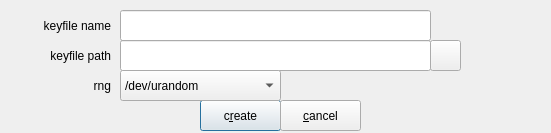
This is zuluCrypt-gui/createkeyfile.ui in mhogomchungu/zuluCrypt as Qt 5 draws it before an edit. The edited form follows.
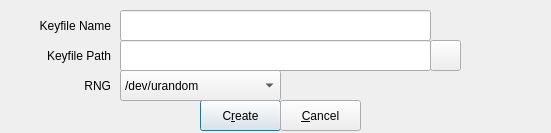
This is the edited form.

```diff
--- a/zuluCrypt-gui/createkeyfile.ui
+++ b/zuluCrypt-gui/createkeyfile.ui
@@ -36,7 +36,7 @@
     </rect>
    </property>
    <property name="text">
-    <string>keyfile name</string>
+    <string>Keyfile Name</string>
    </property>
    <property name="alignment">
     <set>Qt::AlignRight|Qt::AlignTrailing|Qt::AlignVCenter</set>
@@ -84,7 +84,7 @@
     </rect>
    </property>
    <property name="text">
-    <string>c&amp;reate</string>
+    <string>C&amp;reate</string>
    </property>
    <property name="autoDefault">
     <bool>true</bool>
@@ -103,7 +103,7 @@
     </rect>
    </property>
    <property name="text">
-    <string>&amp;cancel</string>
+    <string>&amp;Cancel</string>
    </property>
    <property name="autoDefault">
     <bool>true</bool>
@@ -122,7 +122,7 @@
     </rect>
    </property>
    <property name="text">
-    <string>keyfile path</string>
+    <string>Keyfile Path</string>
    </property>
    <property name="alignment">
     <set>Qt::AlignRight|Qt::AlignTrailing|Qt::AlignVCenter</set>
@@ -141,7 +141,7 @@
     </rect>
    </property>
    <property name="text">
-    <string>rng</string>
+    <string>RNG</string>
    </property>
    <property name="alignment">
     <set>Qt::AlignRight|Qt::AlignTrailing|Qt::AlignVCenter</set>
```
